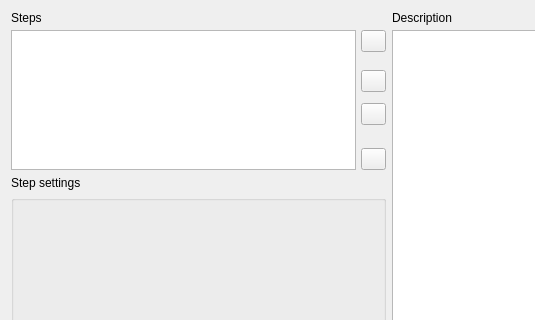
Above: src/plugins/external_tool_support/src/trimmomatic/TrimmomaticPropertyDialog.ui from violethaze74/ugene before the change; both pictures show x 0 to 535 and y 0 to 320 of the 777 by 480 pixel window. Below: the same form after it.
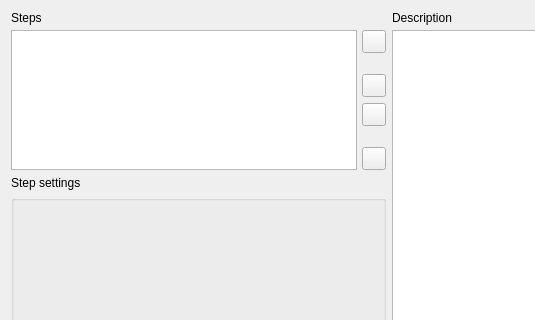
That is the form after the change. Icons and pictures are not drawn.

Commit message: UGENE-6095: Trimmomatic steps dialog layout fix

The edit to the form file:
```diff
--- a/src/plugins/external_tool_support/src/trimmomatic/TrimmomaticPropertyDialog.ui
+++ b/src/plugins/external_tool_support/src/trimmomatic/TrimmomaticPropertyDialog.ui
@@ -20,15 +20,27 @@
    <string>Configure Trimmomatic Steps</string>
   </property>
   <layout class="QVBoxLayout" name="verticalLayout_4" stretch="1,2">
+   <property name="sizeConstraint">
+    <enum>QLayout::SetMinAndMaxSize</enum>
+   </property>
    <item>
     <layout class="QHBoxLayout" name="horizontalLayout_2">
+     <property name="sizeConstraint">
+      <enum>QLayout::SetMinAndMaxSize</enum>
+     </property>
      <item>
       <layout class="QVBoxLayout" name="verticalLayout_3" stretch="3,5">
+       <property name="sizeConstraint">
+        <enum>QLayout::SetMinAndMaxSize</enum>
+       </property>
        <item>
         <layout class="QVBoxLayout" name="verticalLayoutSteps">
          <property name="spacing">
           <number>5</number>
          </property>
+         <property name="sizeConstraint">
+          <enum>QLayout::SetMinAndMaxSize</enum>
+         </property>
          <item>
           <widget class="QLabel" name="labelSteps">
            <property name="text">
@@ -38,31 +50,28 @@
          </item>
          <item>
           <layout class="QHBoxLayout" name="horizontalLayout">
+           <property name="sizeConstraint">
+            <enum>QLayout::SetMaximumSize</enum>
+           </property>
            <item>
             <widget class="QListWidget" name="listSteps"/>
            </item>
            <item>
             <layout class="QVBoxLayout" name="verticalLayoutButtons">
+             <property name="spacing">
+              <number>0</number>
+             </property>
+             <property name="sizeConstraint">
+              <enum>QLayout::SetMinAndMaxSize</enum>
+             </property>
              <item>
-              <widget class="QPushButton" name="buttonAdd">
+              <widget class="QToolButton" name="buttonAdd">
                <property name="sizePolicy">
                 <sizepolicy hsizetype="Fixed" vsizetype="Fixed">
                  <horstretch>0</horstretch>
                  <verstretch>0</verstretch>
                 </sizepolicy>
                </property>
-               <property name="maximumSize">
-                <size>
-                 <width>25</width>
-                 <height>25</height>
-                </size>
-               </property>
-               <property name="baseSize">
-                <size>
-                 <width>25</width>
-                 <height>25</height>
-                </size>
-               </property>
                <property name="toolTip">
                 <string>&lt;html&gt;&lt;head/&gt;&lt;body&gt;&lt;p&gt;Add new step&lt;/p&gt;&lt;/body&gt;&lt;/html&gt;</string>
                </property>
@@ -89,25 +98,13 @@
               </spacer>
              </item>
              <item>
-              <widget class="QPushButton" name="buttonUp">
+              <widget class="QToolButton" name="buttonUp">
                <property name="sizePolicy">
                 <sizepolicy hsizetype="Fixed" vsizetype="Fixed">
                  <horstretch>0</horstretch>
                  <verstretch>0</verstretch>
                 </sizepolicy>
                </property>
-               <property name="maximumSize">
-                <size>
-                 <width>25</width>
-                 <height>25</height>
-                </size>
-               </property>
-               <property name="baseSize">
-                <size>
-                 <width>25</width>
-                 <height>25</height>
-                </size>
-               </property>
                <property name="toolTip">
                 <string>&lt;html&gt;&lt;head/&gt;&lt;body&gt;&lt;p&gt;Move selected step above&lt;/p&gt;&lt;/body&gt;&lt;/html&gt;</string>
                </property>
@@ -137,25 +134,13 @@
               </spacer>
              </item>
              <item>
-              <widget class="QPushButton" name="buttonDown">
+              <widget class="QToolButton" name="buttonDown">
                <property name="sizePolicy">
                 <sizepolicy hsizetype="Fixed" vsizetype="Fixed">
                  <horstretch>0</horstretch>
                  <verstretch>0</verstretch>
                 </sizepolicy>
                </property>
-               <property name="maximumSize">
-                <size>
-                 <width>25</width>
-                 <height>25</height>
-                </size>
-               </property>
-               <property name="baseSize">
-                <size>
-                 <width>25</width>
-                 <height>25</height>
-                </size>
-               </property>
                <property name="toolTip">
                 <string>&lt;html&gt;&lt;head/&gt;&lt;body&gt;&lt;p&gt;Move selected step below&lt;/p&gt;&lt;/body&gt;&lt;/html&gt;</string>
                </property>
@@ -182,25 +167,13 @@
               </spacer>
              </item>
              <item>
-              <widget class="QPushButton" name="buttonRemove">
+              <widget class="QToolButton" name="buttonRemove">
                <property name="sizePolicy">
                 <sizepolicy hsizetype="Fixed" vsizetype="Fixed">
                  <horstretch>0</horstretch>
                  <verstretch>0</verstretch>
                 </sizepolicy>
                </property>
-               <property name="maximumSize">
-                <size>
-                 <width>25</width>
-                 <height>25</height>
-                </size>
-               </property>
-               <property name="baseSize">
-                <size>
-                 <width>25</width>
-                 <height>25</height>
-                </size>
-               </property>
                <property name="toolTip">
                 <string>&lt;html&gt;&lt;head/&gt;&lt;body&gt;&lt;p&gt;Remove selected step&lt;/p&gt;&lt;/body&gt;&lt;/html&gt;</string>
                </property>
```
